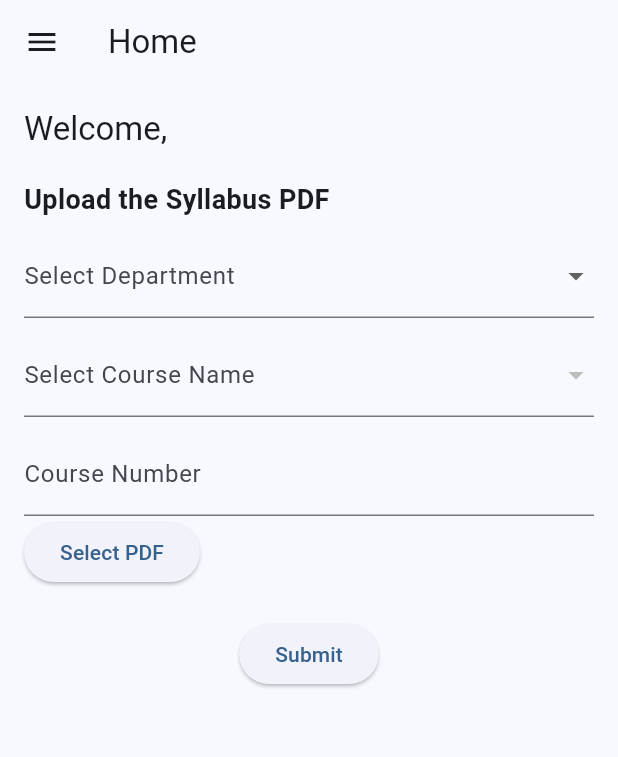
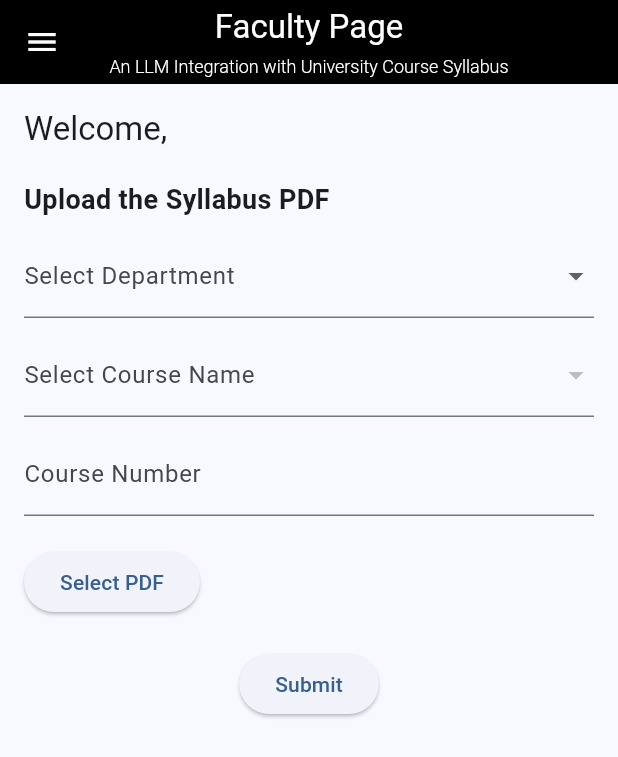
Before and after one commit to Yatheesh-Nagella/LocalGPT-Orginal-build, a Flutter app: the screen it shows once a user with an empty profile is signed in, on a phone screen of 412 x 824 dp. Shown: the top 757 px of the screen. Run offline on Flutter 3.47's test engine with Material 3 defaults, Android fonts, the phone set to English and light mode, and no system bars; our stand-ins replace cloud_firestore, file_picker, firebase_auth, firebase_core, firebase_storage, google_generative_ai; missing offline and left inert: syncfusion_flutter_pdf; accounts and stored records are empty.

Commit message:
basic appbar changes in home_screen

```diff
--- a/lib/view/home_screen.dart
+++ b/lib/view/home_screen.dart
@@ -39,10 +39,25 @@ class HomeState extends State<HomeScreen> {
 
   // Department and course options
   final Map<String, List<String>> departmentCourses = {
-    'Computer Science': ['Data Structures', 'Software Engineering - 2', 'AI and ML', 'Mobile applications'],
+    'Computer Science': [
+      'Data Structures',
+      'Software Engineering - 2',
+      'AI and ML',
+      'Mobile applications'
+    ],
     'Arts': ['Art History', 'Painting', 'Sculpture', 'Photography'],
-    'Music': ['Music Theory', 'Composition', 'Instrumental Performance', 'Voice'],
-    'Psychology': ['Intro to Psychology', 'Behavioral Science', 'Neuroscience', 'Cognitive Psychology']
+    'Music': [
+      'Music Theory',
+      'Composition',
+      'Instrumental Performance',
+      'Voice'
+    ],
+    'Psychology': [
+      'Intro to Psychology',
+      'Behavioral Science',
+      'Neuroscience',
+      'Cognitive Psychology'
+    ]
   };
 
   Future<void> _pickPdfFile() async {
@@ -90,14 +105,16 @@ class HomeState extends State<HomeScreen> {
         context: context,
         builder: (context) => AlertDialog(
           title: const Text("Overwrite Existing Syllabus"),
-          content: const Text("A syllabus already exists for this course. Do you want to overwrite it?"),
+          content: const Text(
+              "A syllabus already exists for this course. Do you want to overwrite it?"),
           actions: [
             TextButton(
               onPressed: () => Navigator.of(context).pop(false), // Cancel
               child: const Text("Cancel"),
             ),
             TextButton(
-              onPressed: () => Navigator.of(context).pop(true), // Confirm overwrite
+              onPressed: () =>
+                  Navigator.of(context).pop(true), // Confirm overwrite
               child: const Text("Overwrite"),
             ),
           ],
@@ -186,7 +203,25 @@ class HomeState extends State<HomeScreen> {
   Widget build(BuildContext context) {
     return Scaffold(
       appBar: AppBar(
-        title: const Text("Home"),
+        backgroundColor: Colors.black,
+        centerTitle: true,
+        foregroundColor: Colors.white,
+        title: const Column(
+          children: [
+            Text(
+              "Faculty Page",
+              style: TextStyle(color: Colors.white),
+            ),
+            SizedBox(height: 4),
+            Text(
+              "An LLM Integration with University Course Syllabus",
+              style: TextStyle(
+                  fontSize: 12,
+                  fontWeight: FontWeight.w300,
+                  color: Colors.white),
+            ),
+          ],
+        ),
       ),
       body: Padding(
         padding: const EdgeInsets.all(16.0),
@@ -220,7 +255,8 @@ class HomeState extends State<HomeScreen> {
               onChanged: (value) {
                 setState(() {
                   selectedDepartment = value;
-                  selectedCourseName = null; // Reset course name on department change
+                  selectedCourseName =
+                      null; // Reset course name on department change
                 });
               },
             ),
@@ -228,7 +264,8 @@ class HomeState extends State<HomeScreen> {
 
             // Course Name Dropdown (depends on selected department)
             DropdownButtonFormField<String>(
-              decoration: const InputDecoration(labelText: 'Select Course Name'),
+              decoration:
+                  const InputDecoration(labelText: 'Select Course Name'),
               value: selectedCourseName,
               items: selectedDepartment != null
                   ? departmentCourses[selectedDepartment]!
@@ -251,6 +288,8 @@ class HomeState extends State<HomeScreen> {
               controller: courseNumberController,
               decoration: const InputDecoration(labelText: 'Course Number'),
             ),
+
+            const SizedBox(height: 20),
 
             // PDF Upload Button
             Row(
@@ -295,7 +334,7 @@ class HomeState extends State<HomeScreen> {
       child: ListView(
         children: [
           UserAccountsDrawerHeader(
-            accountName: const Text('No profile Picture uploaded'),
+            accountName: const Text('No profile Picture!'),
             accountEmail: Text(model.user.email!),
           ),
           ListTile(
```
